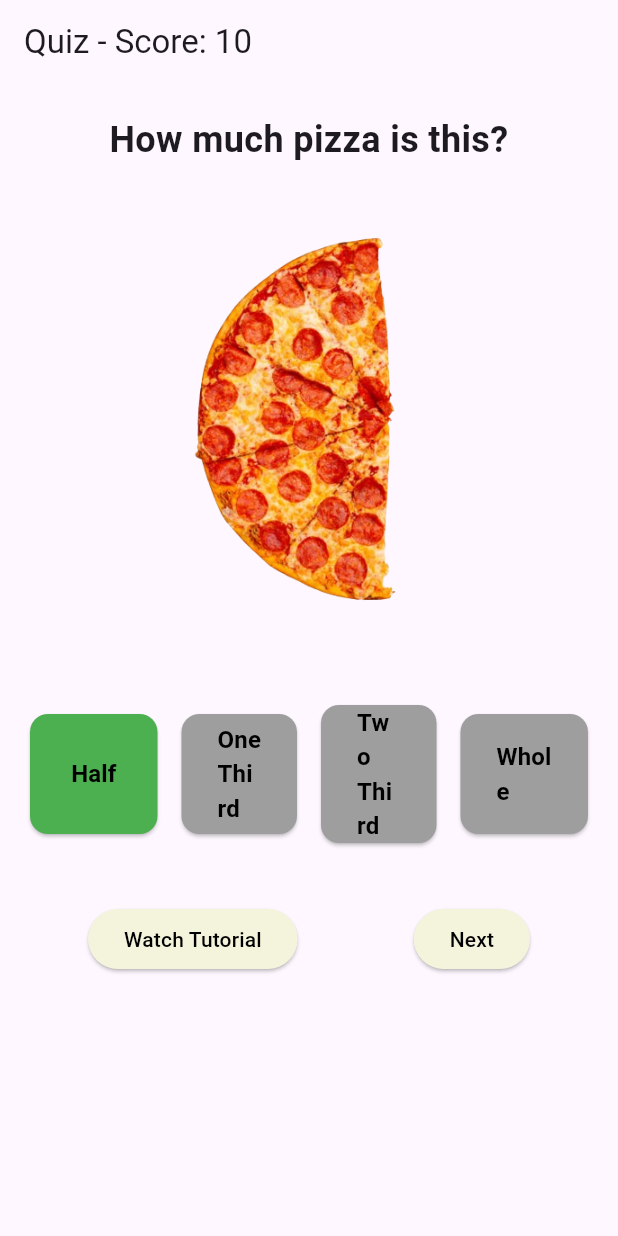
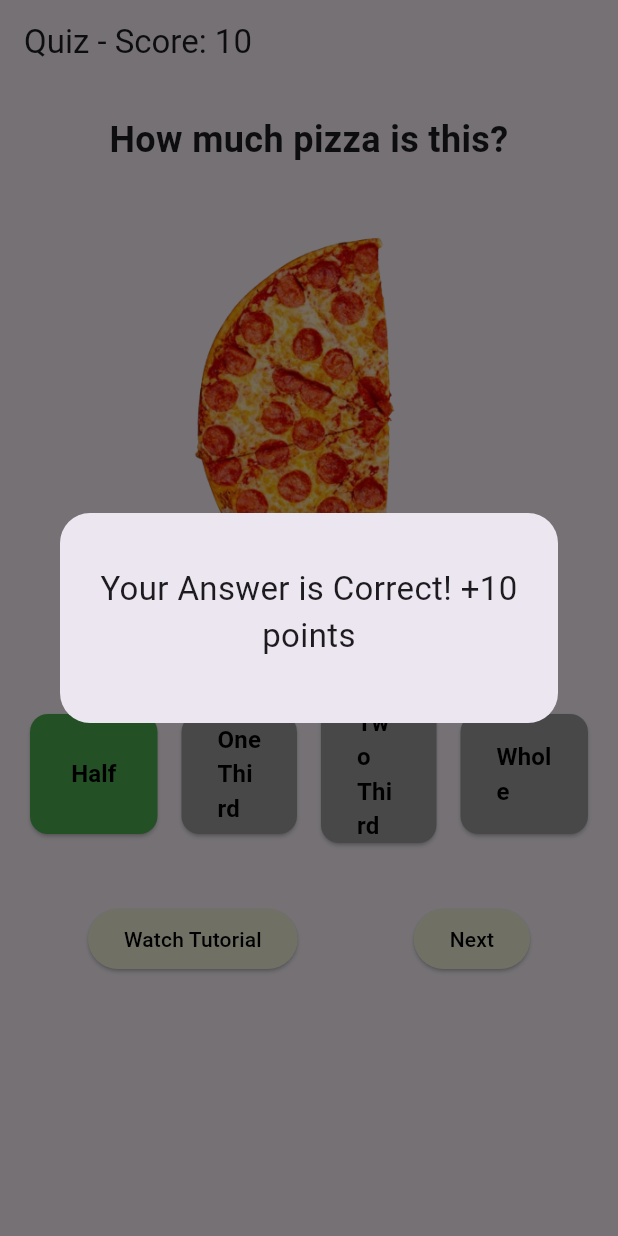
Before and after one commit to FIH-Fractions/bilingual_fractions_flutter_app, a Flutter app: the QuizPage screen opened directly, after a tap on "Half", on a phone screen of 412 x 824 dp. Run offline on Flutter 3.47's test engine with Material 3 defaults, Android fonts, the phone set to English and light mode, and no system bars; our stand-ins replace flip_card, flutter_tts, table_calendar.

Commit message:
Added pop-up messages for Quiz-tab

```diff
--- a/lib/quiz/quiz.dart
+++ b/lib/quiz/quiz.dart
@@ -16,6 +16,32 @@ class _QuizPageState extends State<QuizPage> {
   int _score = 0;
   // To track if the question has been answered, and if so, which option was selected
   int? _selectedAnswerIndex;
+
+  void showTemporaryPopup(String message) {
+    showDialog(
+      context: context,
+      builder: (BuildContext context) {
+        Future.delayed(Duration(seconds: 2), () {
+          Navigator.of(context).pop(true);
+        });
+        return AlertDialog(
+          shape:
+              RoundedRectangleBorder(borderRadius: BorderRadius.circular(20.0)),
+          content: Container(
+            height: 100,
+            child: Column(
+              mainAxisAlignment: MainAxisAlignment.center,
+              children: <Widget>[
+                Text(message,
+                    textAlign: TextAlign.center,
+                    style: TextStyle(fontSize: 22)),
+              ],
+            ),
+          ),
+        );
+      },
+    );
+  }
 
   void _showNextQuestion() {
     setState(() {
@@ -40,10 +66,14 @@ class _QuizPageState extends State<QuizPage> {
       // Prevent changing answer once selected
       setState(() {
         _selectedAnswerIndex = index;
-        if (index == questions[_currentIndex].correctAnswerIndex) {
+        bool isCorrect = index == questions[_currentIndex].correctAnswerIndex;
+        if (isCorrect) {
           _score += 10;
+          showTemporaryPopup('Your Answer is Correct! +10 points');
         } else {
           _score -= 5;
+          showTemporaryPopup(
+              'Wrong Answer! -5 points'); // Or you can customize this message
         }
       });
     }
```
Also changed, not shown: 74 other files.
